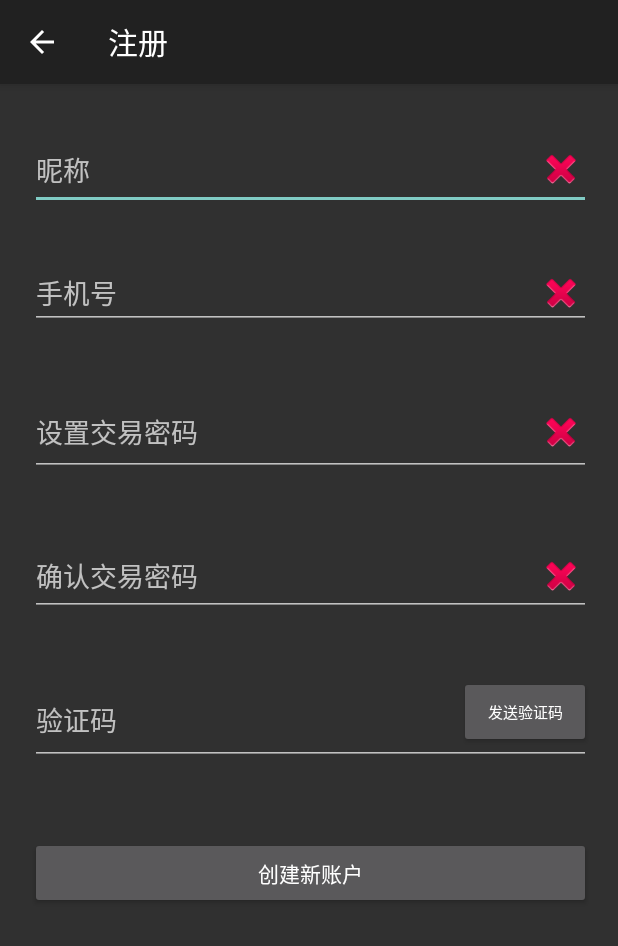
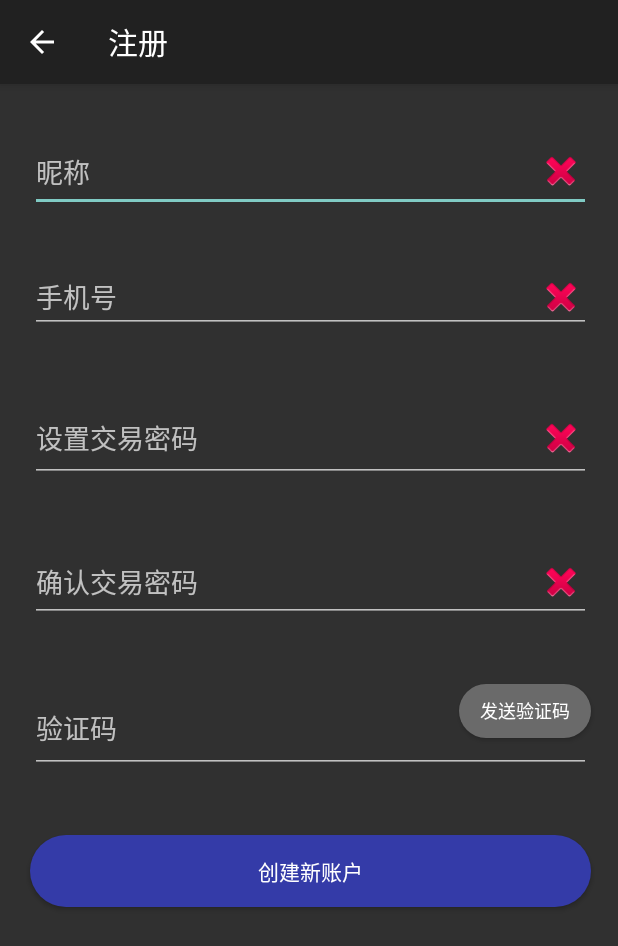
Before and after one commit to toandrew/bitcoin-wallet, an Android app: the RegisterActivity screen opened directly, with no data from a screen before it, on a phone screen of 412 x 824 dp. Shown: the top 946 px of the screen. Run offline under Robolectric (Android 15) with nearby library versions, the phone set to English and light mode, and no system bars; our stand-ins replace ButterKnife.

Commit message:
Update login & register button style

```diff
--- a/app/src/main/java/com/crossker/bitcoinwallet/ui/splash/SplashActivity.java
+++ b/app/src/main/java/com/crossker/bitcoinwallet/ui/splash/SplashActivity.java
@@ -26,7 +26,7 @@ public class SplashActivity extends BaseActivity {
     @BindView(R.id.sp_jump_btn)
     Button skipBtn;
 
-    private CountDownTimer timer = new CountDownTimer(3400, 1000) {
+    private CountDownTimer timer = new CountDownTimer(1200, 1000) {
         @Override
         public void onTick(long l) {
             skipBtn.setText(l / 1000 + "s");
--- a/app/src/main/res/layout/activity_register.xml
+++ b/app/src/main/res/layout/activity_register.xml
@@ -85,7 +85,6 @@
         android:id="@+id/code"
         android:layout_width="0dp"
         android:layout_height="59dp"
-        android:layout_marginBottom="8dp"
         android:ems="10"
         android:hint="验证码"
         android:inputType="number"
@@ -112,10 +111,10 @@
     <Button
         android:id="@+id/btn_send"
         android:layout_width="0dp"
-        android:layout_height="wrap_content"
-        android:layout_marginBottom="8dp"
+        android:layout_height="36dp"
+        android:background="@drawable/bg_login_register_btn"
         android:text="发送验证码"
-        android:textSize="10sp"
+        android:textSize="12sp"
         app:layout_constraintBottom_toBottomOf="@+id/code"
         app:layout_constraintEnd_toStartOf="@+id/guideline2"
         app:layout_constraintTop_toTopOf="@+id/code"
@@ -127,6 +126,7 @@
         android:layout_height="wrap_content"
         android:layout_marginTop="8dp"
         android:layout_marginBottom="8dp"
+        android:background="@drawable/btn"
         android:text="创建新账户"
         app:layout_constraintBottom_toTopOf="@+id/guideline5"
         app:layout_constraintEnd_toStartOf="@+id/guideline2"
```
Also changed, not shown: app/src/main/res/layout/activity_login.xml (+5 -2 lines).
